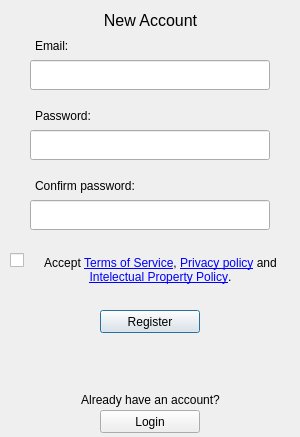
Before: the Qt Designer form pCloud/registerwindow.ui in pcloudcom/pfs-gui, drawn with Qt 5.
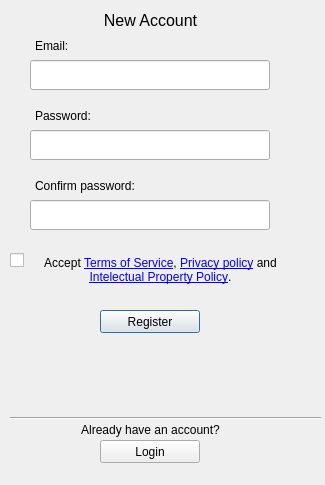
After: the same form once the commit is applied.

```diff
--- a/pCloud/registerwindow.ui
+++ b/pCloud/registerwindow.ui
@@ -6,8 +6,8 @@
    <rect>
     <x>0</x>
     <y>0</y>
-    <width>300</width>
-    <height>437</height>
+    <width>325</width>
+    <height>485</height>
    </rect>
   </property>
   <property name="windowTitle">
@@ -181,7 +181,7 @@
     <property name="geometry">
      <rect>
       <x>0</x>
-      <y>390</y>
+      <y>420</y>
       <width>301</width>
       <height>20</height>
      </rect>
@@ -197,7 +197,7 @@
     <property name="geometry">
      <rect>
       <x>100</x>
-      <y>410</y>
+      <y>440</y>
       <width>100</width>
       <height>23</height>
      </rect>
@@ -206,6 +206,19 @@
      <string>Login</string>
     </property>
    </widget>
+   <widget class="Line" name="line">
+    <property name="geometry">
+     <rect>
+      <x>10</x>
+      <y>410</y>
+      <width>311</width>
+      <height>16</height>
+     </rect>
+    </property>
+    <property name="orientation">
+     <enum>Qt::Horizontal</enum>
+    </property>
+   </widget>
   </widget>
  </widget>
  <tabstops>
```
